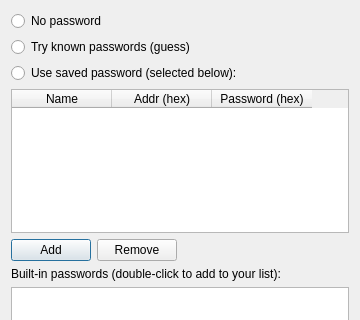
Qt form dialogpass.ui (bigbigmdm/SFP-Master) before a commit; both pictures show x 0 to 360 and y 0 to 320 of the 360 by 470 pixel window.
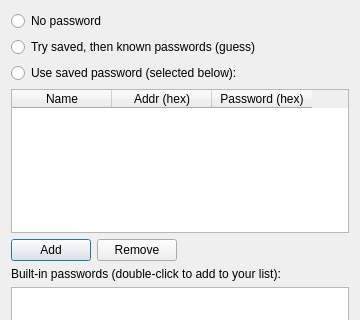
The same form after that commit. Icons and pictures are not drawn.

Commit message: Persist password settings selection. Also improve ui a bit

Diff of the .ui file:
```diff
--- a/dialogpass.ui
+++ b/dialogpass.ui
@@ -34,7 +34,7 @@
    <item>
     <widget class="QRadioButton" name="radio_guess">
      <property name="text">
-      <string>Try known passwords (guess)</string>
+      <string>Try saved, then known passwords (guess)</string>
      </property>
     </widget>
    </item>
```
The commit also changes 3 other files.
